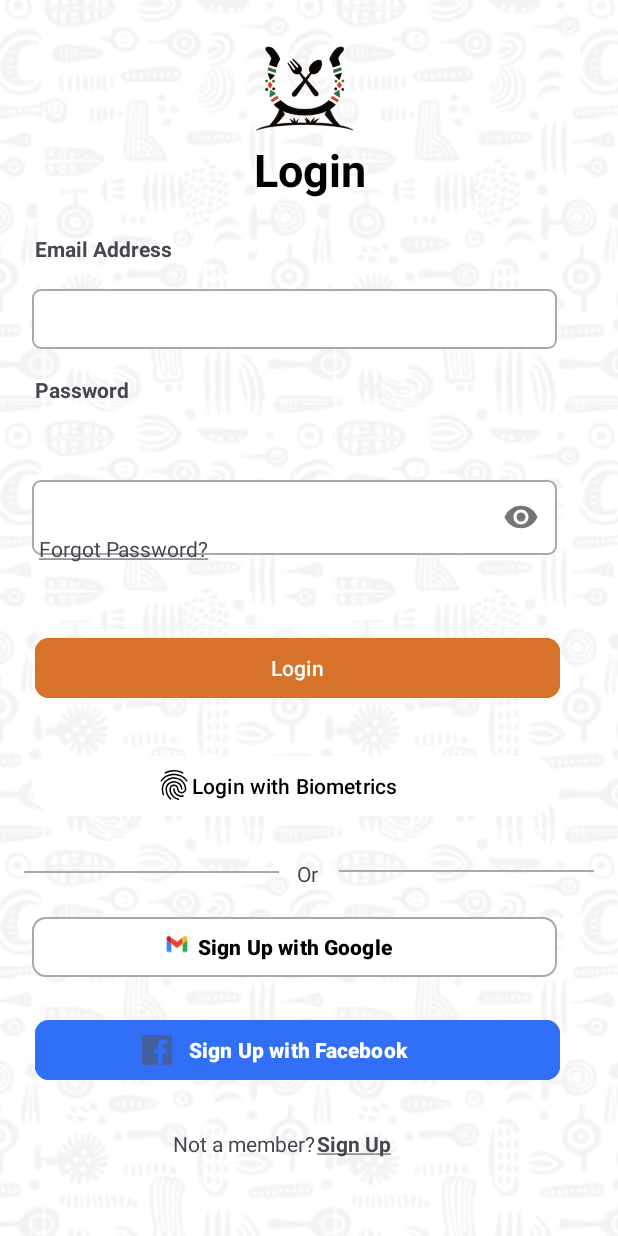
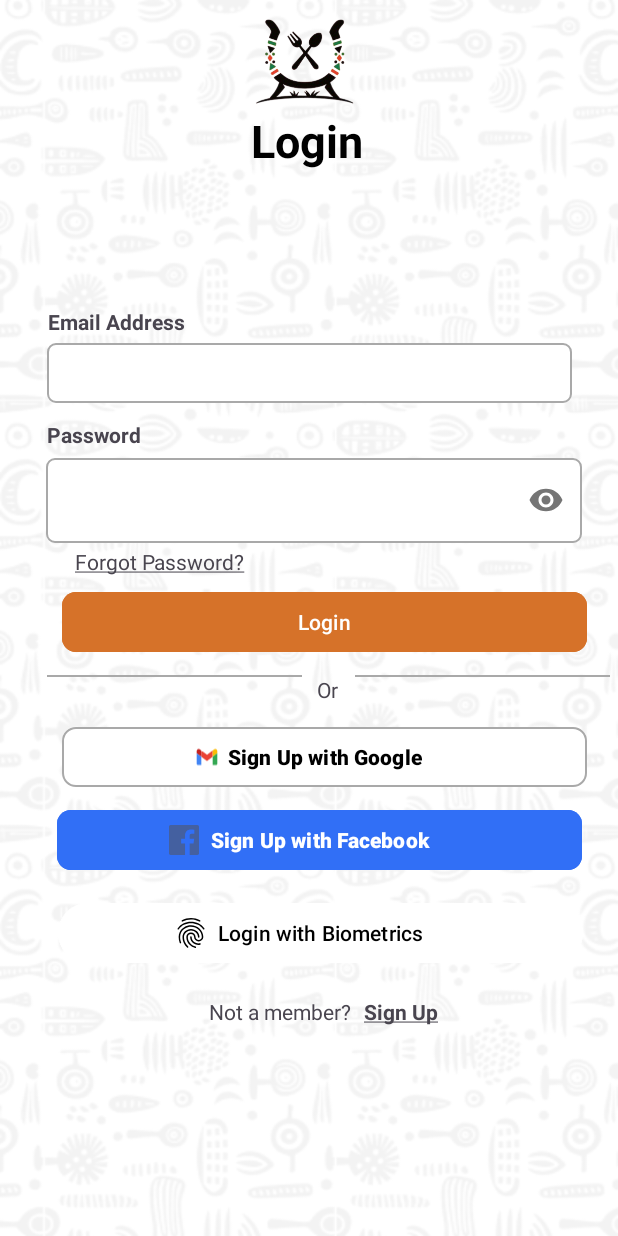
Before and after one commit to Zuwarashe/OPSC-7314, an Android app: the screen it shows after launch (LoginPage), after a tap on "Login", on a phone screen of 412 x 824 dp. Run offline under Robolectric (Android 15) with nearby library versions, the light colour scheme and no system bars; our stand-ins replace Firebase (no records; nobody signed in at launch, a user with empty details on screens opened directly).

Commit message:
Updated activity_home.xml and activity_login_page.xml

```diff
--- a/app/src/main/res/layout/activity_home.xml
+++ b/app/src/main/res/layout/activity_home.xml
@@ -1,3 +1,4 @@
+
 <?xml version="1.0" encoding="utf-8"?>
 <androidx.constraintlayout.widget.ConstraintLayout xmlns:android="http://schemas.android.com/apk/res/android"
     xmlns:app="http://schemas.android.com/apk/res-auto"
@@ -22,105 +23,86 @@
         app:layout_constraintStart_toStartOf="parent"
         app:layout_constraintTop_toTopOf="parent"
         app:layout_constraintVertical_bias="0.036" />
-
+        <!-- Centered Logo -->
         <ImageView
             android:id="@+id/miniLogo"
             android:layout_width="97dp"
             android:layout_height="73dp"
-        app:layout_constraintBottom_toBottomOf="parent"
             app:layout_constraintEnd_toEndOf="parent"
             app:layout_constraintStart_toStartOf="parent"
             app:layout_constraintTop_toTopOf="parent"
-        app:layout_constraintVertical_bias="0.0"
+            app:layout_constraintBottom_toTopOf="@id/headingLbl"
+            android:layout_marginTop="16dp"
             app:srcCompat="@drawable/logo" />
 
+        <!-- Heading Label -->
         <TextView
             android:id="@+id/headingLbl"
-        android:layout_width="240dp"
+            android:layout_width="wrap_content"
             android:layout_height="wrap_content"
-        android:layout_marginStart="96dp"
-        android:layout_marginTop="64dp"
-        android:text="Build a meal plan"
+            android:layout_marginTop="16dp"
+            android:text="@string/build_a_meal_plan"
             android:textColor="@color/black"
-        android:textSize="30dp"
+            android:textSize="30sp"
             android:textStyle="bold"
-        app:layout_constraintBottom_toBottomOf="parent"
+            app:layout_constraintTop_toBottomOf="@id/miniLogo"
+            app:layout_constraintStart_toStartOf="parent"
+            app:layout_constraintEnd_toEndOf="parent" />
+
+        <!-- Scrollable Content Section -->
+        <ScrollView
+            android:layout_width="0dp"
+            android:layout_height="0dp"
+            app:layout_constraintTop_toBottomOf="@id/headingLbl"
+            app:layout_constraintBottom_toTopOf="@id/bottomNavigation"
+            app:layout_constraintStart_toStartOf="parent"
             app:layout_constraintEnd_toEndOf="parent"
-        app:layout_constraintHorizontal_bias="0.0"
-        app:layout_constraintStart_toStartOf="parent"
-        app:layout_constraintTop_toTopOf="parent"
-        app:layout_constraintVertical_bias="0.014" />
-
-    <ScrollView
-        android:layout_width="match_parent"
-        android:layout_height="match_parent"
-        android:layout_marginTop="110dp"
-        app:layout_constraintBottom_toBottomOf="parent"
-        app:layout_constraintEnd_toEndOf="parent"
-        app:layout_constraintHorizontal_bias="0.5"
-        app:layout_constraintStart_toStartOf="parent"
-        app:layout_constraintTop_toTopOf="parent"
-        app:layout_constraintVertical_bias="0.5">
+            android:layout_marginTop="16dp">
 
             <LinearLayout
                 android:layout_width="match_parent"
-            android:layout_height="match_parent"
-            android:orientation="vertical">
+                android:layout_height="wrap_content"
+                android:orientation="vertical"
+                android:paddingStart="16dp"
+                android:paddingEnd="16dp">
 
+                <!-- Recently Created Text and RecyclerView -->
                 <TextView
                     android:id="@+id/recently"
                     android:layout_width="wrap_content"
                     android:layout_height="wrap_content"
-                android:layout_marginLeft="10dp"
-                android:text="Recently created"
+                    android:layout_marginTop="10dp"
+                    android:text="@string/recently_created"
                     android:textColor="@color/black"
-                android:textSize="18dp"
-                android:textStyle="bold"
-                app:layout_constraintBottom_toBottomOf="parent"
-                app:layout_constraintEnd_toEndOf="parent"
-                app:layout_constraintStart_toStartOf="parent"
-                app:layout_constraintTop_toTopOf="parent"/>
+                    android:textSize="18sp"
+                    android:textStyle="bold" />
 
                 <androidx.recyclerview.widget.RecyclerView
                     android:id="@+id/recCreatedRecView"
                     android:layout_width="match_parent"
-                android:layout_height="match_parent"
-                android:layout_marginStart="8dp"
-                android:layout_marginTop="10dp"
-                android:layout_marginEnd="8dp"
-                app:layout_constraintBottom_toBottomOf="parent"
-                app:layout_constraintEnd_toEndOf="parent"
-                app:layout_constraintStart_toStartOf="parent"
-                app:layout_constraintTop_toTopOf="parent"/>
+                    android:layout_height="wrap_content"
+                    android:layout_marginTop="8dp" />
 
+                <!-- Favourites Text and RecyclerView -->
                 <TextView
                     android:id="@+id/favourites"
                     android:layout_width="wrap_content"
                     android:layout_height="wrap_content"
-                android:layout_marginLeft="10dp"
                     android:layout_marginTop="20dp"
-                android:text="Favourites"
+                    android:text="@string/favourites"
                     android:textColor="@color/black"
-                android:textSize="18dp"
-                android:textStyle="bold"
-                app:layout_constraintBottom_toBottomOf="parent"
-                app:layout_constraintEnd_toEndOf="parent"
-                app:layout_constraintStart_toStartOf="parent"
-                app:layout_constraintTop_toTopOf="parent"/>
+                    android:textSize="18sp"
+                    android:textStyle="bold" />
 
                 <androidx.recyclerview.widget.RecyclerView
                     android:id="@+id/favoritesRecView"
                     android:layout_width="match_parent"
-                android:layout_height="match_parent"
-                android:layout_marginStart="8dp"
-                android:layout_marginTop="10dp"
-                android:layout_marginEnd="8dp"
-                app:layout_constraintBottom_toBottomOf="parent"
-                app:layout_constraintEnd_toEndOf="parent"
-                app:layout_constraintStart_toStartOf="parent"
-                app:layout_constraintTop_toTopOf="parent"/>
+                    android:layout_height="wrap_content"
+                    android:layout_marginTop="8dp" />
             </LinearLayout>
         </ScrollView>
+
+        <!-- Bottom Navigation -->
         <com.google.android.material.bottomnavigation.BottomNavigationView
             android:id="@+id/bottomNavigation"
             android:layout_width="match_parent"
@@ -129,13 +111,11 @@
             app:itemIconSize="25dp"
             app:itemIconTint="@null"
             app:layout_constraintBottom_toBottomOf="parent"
+            app:layout_constraintStart_toStartOf="parent"
             app:layout_constraintEnd_toEndOf="parent"
-        app:layout_constraintStart_toStartOf="parent"
             app:menu="@menu/bottom_menu"
             android:elevation="2dp"
             app:itemRippleColor="@android:color/transparent"
-        app:labelVisibilityMode="unlabeled"
-        >
-    </com.google.android.material.bottomnavigation.BottomNavigationView>
+            app:labelVisibilityMode="unlabeled" />
 
     </androidx.constraintlayout.widget.ConstraintLayout>
--- a/app/src/main/res/layout/activity_login_page.xml
+++ b/app/src/main/res/layout/activity_login_page.xml
@@ -1,5 +1,5 @@
 <?xml version="1.0" encoding="utf-8"?>
-<androidx.constraintlayout.widget.ConstraintLayout xmlns:android="http://schemas.android.com/apk/res/android"
+<LinearLayout xmlns:android="http://schemas.android.com/apk/res/android"
     xmlns:app="http://schemas.android.com/apk/res-auto"
     xmlns:tools="http://schemas.android.com/tools"
     android:id="@+id/main"
@@ -9,103 +9,69 @@
     android:orientation="horizontal"
     tools:context=".MainActivity">
 
-
-
     <ImageView
         android:id="@+id/miniLogo"
         android:layout_width="97dp"
         android:layout_height="73dp"
         android:layout_marginLeft="155dp"
-        app:layout_constraintBottom_toBottomOf="parent"
-        app:layout_constraintEnd_toEndOf="parent"
-        app:layout_constraintHorizontal_bias="0.0"
-        app:layout_constraintStart_toStartOf="parent"
-        app:layout_constraintTop_toTopOf="parent"
-        app:layout_constraintVertical_bias="0.024"
         app:srcCompat="@drawable/logo" />
 
     <TextView
         android:id="@+id/signupLbl"
         android:layout_width="80dp"
         android:layout_height="wrap_content"
+        android:layout_marginTop="65dp"
         android:layout_marginLeft="-85dp"
-        android:layout_marginTop="65dp"
-        android:text="Login"
+        android:textStyle="bold"
+        android:textSize="30dp"
         android:textColor="@color/black"
-        android:textSize="30dp"
-        android:textStyle="bold"
-        app:layout_constraintBottom_toBottomOf="parent"
-        app:layout_constraintEnd_toEndOf="parent"
-        app:layout_constraintHorizontal_bias="0.61"
-        app:layout_constraintStart_toStartOf="parent"
-        app:layout_constraintTop_toTopOf="parent"
-        app:layout_constraintVertical_bias="0.038" />
+        android:text="Login" />
 
 
     <TextView
         android:id="@+id/emailLbl"
         android:layout_width="wrap_content"
         android:layout_height="wrap_content"
+        android:layout_marginTop="180dp"
         android:layout_marginLeft="-215dp"
-        android:layout_marginTop="156dp"
-        android:text="Email Address"
         android:textStyle="bold"
-        app:layout_constraintEnd_toEndOf="parent"
-        app:layout_constraintHorizontal_bias="0.445"
-        app:layout_constraintStart_toStartOf="parent"
-        app:layout_constraintTop_toTopOf="parent" />
+        android:text="Email Address" />
 
     <EditText
         android:id="@+id/emailTxt"
         android:layout_width="350dp"
         android:layout_height="40dp"
         android:layout_marginLeft="-92dp"
-        android:layout_marginTop="155dp"
+        android:layout_marginTop="215dp"
         android:background="@drawable/customtxtbox"
         android:ems="19"
-        android:inputType="textEmailAddress"
-        app:layout_constraintBottom_toBottomOf="parent"
-        app:layout_constraintEnd_toEndOf="parent"
-        app:layout_constraintHorizontal_bias="0.737"
-        app:layout_constraintStart_toStartOf="parent"
-        app:layout_constraintTop_toTopOf="parent"
-        app:layout_constraintVertical_bias="0.059" />
+        android:inputType="textEmailAddress" />
 
     <TextView
         android:id="@+id/passwordLbl"
         android:layout_width="wrap_content"
         android:layout_height="wrap_content"
+        android:layout_marginTop="255dp"
         android:layout_marginLeft="-350dp"
-        android:layout_marginTop="195dp"
-        android:text="Password"
         android:textStyle="bold"
-        app:layout_constraintBottom_toBottomOf="parent"
-        app:layout_constraintEnd_toEndOf="parent"
-        app:layout_constraintHorizontal_bias="0.534"
-        app:layout_constraintStart_toStartOf="parent"
-        app:layout_constraintTop_toTopOf="parent"
-        app:layout_constraintVertical_bias="0.09" />
+        android:text="Password" />
 
 
-        <com.google.android.material.textfield.TextInputLayout
+    <com.google.android.material.textfield.TextInputLayout
         android:id="@+id/passwordTxtLayout"
-            android:layout_width="350dp"
-            android:layout_height="60dp"
-        app:passwordToggleEnabled="true"
-            android:layout_marginTop="-135dp"
-            android:layout_marginLeft="-20dp"
-            app:layout_constraintBottom_toBottomOf="parent"
-            app:layout_constraintEnd_toEndOf="parent"
-            app:layout_constraintStart_toStartOf="parent"
-            app:layout_constraintTop_toTopOf="parent">
+        android:layout_width="match_parent"
+        android:layout_height="wrap_content"
+        android:layout_marginLeft="-63dp"
+        android:layout_marginTop="300dp"
+        android:layout_marginRight="24dp"
+        app:passwordToggleEnabled="true">
 
         <com.google.android.material.textfield.TextInputEditText
             android:id="@+id/passwordTxt"
-            android:layout_width="350dp"
-            android:layout_height="50dp"
+            android:layout_width="match_parent"
+            android:layout_height="wrap_content"
             android:background="@drawable/customtxtbox"
-            android:inputType="textPassword"
-            />
+            android:inputType="textPassword" />
     </com.google.android.material.textfield.TextInputLayout>
 
 
@@ -113,29 +79,89 @@
         android:id="@+id/textView2"
         android:layout_width="wrap_content"
         android:layout_height="wrap_content"
+        android:layout_marginTop="340dp"
         android:layout_marginLeft="-365dp"
-        android:layout_marginTop="280dp"
-        android:text="@string/forgot"
-        app:layout_constraintBottom_toBottomOf="parent"
-        app:layout_constraintEnd_toEndOf="parent"
-        app:layout_constraintHorizontal_bias="0.59"
-        app:layout_constraintStart_toStartOf="parent"
-        app:layout_constraintTop_toTopOf="parent"
-        app:layout_constraintVertical_bias="0.145" />
+        android:text="@string/forgot" />
 
     <Button
         android:id="@+id/createAccBtn"
         android:layout_width="350dp"
         android:layout_height="wrap_content"
+        android:layout_marginTop="380dp"
+        android:layout_marginLeft="-125dp"
         android:backgroundTint="#D67229"
         android:text="Login"
+        app:cornerRadius="9dp" />
+
+
+    <TextView
+        android:id="@+id/orLbl"
+        android:layout_width="wrap_content"
+        android:layout_height="wrap_content"
+        android:layout_marginTop="425dp"
+        android:layout_marginLeft="-180dp"
+        android:text="Or" />
+
+    <View
+        android:layout_width="170dp"
+        android:layout_height="1dp"
+        android:layout_marginTop="450dp"
+        android:layout_marginLeft="11dp"
+        android:background="#A9A9A9"
+        />
+
+    <View
+        android:layout_width="170dp"
+        android:layout_height="1dp"
+        android:layout_marginTop="450dp"
+        android:layout_marginLeft="-375dp"
+        android:background="#A9A9A9"
+        />
+
+    <Button
+        android:id="@+id/gmailBtn"
+        android:layout_width="350dp"
+        android:layout_height="wrap_content"
+        android:layout_marginTop="470dp"
+        android:layout_marginLeft="-160dp"
+        android:backgroundTint="@color/white"
+        android:textColor="@color/black"
+        android:text="Sign Up with Google"
         app:cornerRadius="9dp"
-        app:layout_constraintBottom_toBottomOf="parent"
-        app:layout_constraintEnd_toEndOf="parent"
-        app:layout_constraintHorizontal_bias="0.377"
-        app:layout_constraintStart_toStartOf="parent"
-        app:layout_constraintTop_toTopOf="parent"
-        app:layout_constraintVertical_bias="0.543" />
+        app:strokeColor="#A9A9A9"
+        android:textStyle="bold"
+        app:strokeWidth="1dp"
+        />
+
+    <ImageView
+        android:id="@+id/imageView"
+        android:layout_width="20dp"
+        android:layout_height="30dp"
+        android:layout_marginTop="490dp"
+        android:layout_marginLeft="-263dp"
+        app:srcCompat="@drawable/gmail_svgrepo_com" />
+
+
+    <Button
+        android:id="@+id/facebookBtn"
+        android:layout_width="350dp"
+        android:layout_height="wrap_content"
+        android:layout_marginLeft="-110dp"
+        android:layout_marginTop="525dp"
+        android:backgroundTint="#316FF6"
+        android:text="Sign Up with Facebook"
+        android:textColor="@color/white"
+        android:textStyle="bold"
+        app:cornerRadius="9dp" />
+
+
+    <ImageView
+        android:id="@+id/imageView2"
+        android:layout_width="20dp"
+        android:layout_height="25dp"
+        android:layout_marginTop="547dp"
+        android:layout_marginLeft="-275dp"
+        app:srcCompat="@drawable/facebook_color_svgrepo_com" />
 
     <Button
         android:id="@+id/bioBtn"
@@ -144,143 +170,35 @@
         android:backgroundTint="@color/white"
         android:text="Login with Biometrics"
         android:textColor="@color/black"
-        app:layout_constraintBottom_toBottomOf="parent"
-        app:layout_constraintEnd_toEndOf="parent"
-        app:layout_constraintHorizontal_bias="0.344"
-        app:layout_constraintStart_toStartOf="parent"
-        app:layout_constraintTop_toTopOf="parent"
-        app:layout_constraintVertical_bias="0.644" />
+        android:layout_marginTop="587dp"
+        android:layout_marginLeft="-94dp"
+       />
 
     <ImageView
         android:id="@+id/fingerprint"
         android:layout_width="wrap_content"
         android:layout_height="wrap_content"
-        app:layout_constraintBottom_toBottomOf="parent"
-        app:layout_constraintEnd_toEndOf="parent"
-        app:layout_constraintHorizontal_bias="0.268"
-        app:layout_constraintStart_toStartOf="parent"
-        app:layout_constraintTop_toTopOf="parent"
-        app:layout_constraintVertical_bias="0.639"
+        android:layout_marginTop="610dp"
+        android:layout_marginLeft="-273dp"
         app:srcCompat="@drawable/baseline_fingerprint_24" />
-
-    <TextView
-        android:id="@+id/orLbl"
-        android:layout_width="wrap_content"
-        android:layout_height="wrap_content"
-        android:text="Or"
-        app:layout_constraintBottom_toBottomOf="parent"
-        app:layout_constraintEnd_toEndOf="parent"
-        app:layout_constraintHorizontal_bias="0.498"
-        app:layout_constraintStart_toStartOf="parent"
-        app:layout_constraintTop_toTopOf="parent"
-        app:layout_constraintVertical_bias="0.712" />
-
-    <View
-        android:layout_width="170dp"
-        android:layout_height="1dp"
-        android:background="#A9A9A9"
-        app:layout_constraintBottom_toBottomOf="parent"
-        app:layout_constraintEnd_toEndOf="parent"
-        app:layout_constraintHorizontal_bias="0.066"
-        app:layout_constraintStart_toStartOf="parent"
-        app:layout_constraintTop_toTopOf="parent"
-        app:layout_constraintVertical_bias="0.706" />
-
-    <View
-        android:layout_width="170dp"
-        android:layout_height="1dp"
-        android:background="#A9A9A9"
-        app:layout_constraintBottom_toBottomOf="parent"
-        app:layout_constraintEnd_toEndOf="parent"
-        app:layout_constraintHorizontal_bias="0.933"
-        app:layout_constraintStart_toStartOf="parent"
-        app:layout_constraintTop_toTopOf="parent"
-        app:layout_constraintVertical_bias="0.705" />
-
-    <Button
-        android:id="@+id/gmailBtn"
-        android:layout_width="350dp"
-        android:layout_height="wrap_content"
-        android:backgroundTint="@color/white"
-        android:text="Sign Up with Google"
-        android:textColor="@color/black"
-        android:textStyle="bold"
-        app:cornerRadius="9dp"
-        app:layout_constraintBottom_toBottomOf="parent"
-        app:layout_constraintEnd_toEndOf="parent"
-        app:layout_constraintHorizontal_bias="0.344"
-        app:layout_constraintStart_toStartOf="parent"
-        app:layout_constraintTop_toTopOf="parent"
-        app:layout_constraintVertical_bias="0.783"
-        app:strokeColor="#A9A9A9"
-        app:strokeWidth="1dp" />
-
-
-    <ImageView
-        android:id="@+id/imageView"
-        android:layout_width="20dp"
-        android:layout_height="30dp"
-        app:layout_constraintBottom_toBottomOf="parent"
-        app:layout_constraintEnd_toEndOf="parent"
-        app:layout_constraintHorizontal_bias="0.276"
-        app:layout_constraintStart_toStartOf="parent"
-        app:layout_constraintTop_toTopOf="parent"
-        app:layout_constraintVertical_bias="0.774"
-        app:srcCompat="@drawable/gmail_svgrepo_com" />
-
-    <Button
-        android:id="@+id/facebookBtn"
-        android:layout_width="350dp"
-        android:layout_height="wrap_content"
-        android:backgroundTint="#316FF6"
-        android:text="Sign Up with Facebook"
-        android:textColor="@color/white"
-        android:textStyle="bold"
-        app:cornerRadius="9dp"
-        app:layout_constraintBottom_toBottomOf="parent"
-        app:layout_constraintEnd_toEndOf="parent"
-        app:layout_constraintHorizontal_bias="0.377"
-        app:layout_constraintStart_toStartOf="parent"
-        app:layout_constraintTop_toTopOf="parent"
-        app:layout_constraintVertical_bias="0.871" />
-
-    <ImageView
-        android:id="@+id/imageView2"
-        android:layout_width="20dp"
-        android:layout_height="25dp"
-        app:layout_constraintBottom_toBottomOf="parent"
-        app:layout_constraintEnd_toEndOf="parent"
-        app:layout_constraintHorizontal_bias="0.242"
-        app:layout_constraintStart_toStartOf="parent"
-        app:layout_constraintTop_toTopOf="parent"
-        app:layout_constraintVertical_bias="0.861"
-        app:srcCompat="@drawable/facebook_color_svgrepo_com" />
-
 
     <TextView
         android:id="@+id/questiontxt"
         android:layout_width="105dp"
         android:layout_height="wrap_content"
-        android:text="Not a member?"
-        app:layout_constraintBottom_toBottomOf="parent"
-        app:layout_constraintEnd_toEndOf="parent"
-        app:layout_constraintHorizontal_bias="0.375"
-        app:layout_constraintStart_toStartOf="parent"
-        app:layout_constraintTop_toTopOf="parent"
-        app:layout_constraintVertical_bias="0.935" />
+        android:layout_marginTop="640dp"
+        android:layout_marginLeft="-00sp"
+        android:text="Not a member?" />
 
     <TextView
         android:id="@+id/linktxt3"
         android:layout_width="wrap_content"
         android:layout_height="wrap_content"
+        android:layout_marginTop="640dp"
+        android:layout_marginLeft="-5dp"
         android:text="@string/signup"
         android:textStyle="bold"
-        app:layout_constraintBottom_toBottomOf="parent"
-        app:layout_constraintEnd_toEndOf="parent"
-        app:layout_constraintHorizontal_bias="0.585"
-        app:layout_constraintStart_toStartOf="parent"
-        app:layout_constraintTop_toTopOf="parent"
-        app:layout_constraintVertical_bias="0.935" />
+        />
 
 
-</androidx.constraintlayout.widget.ConstraintLayout>
+</LinearLayout>
```
Lines whose indentation alone changed are shown as unchanged.
